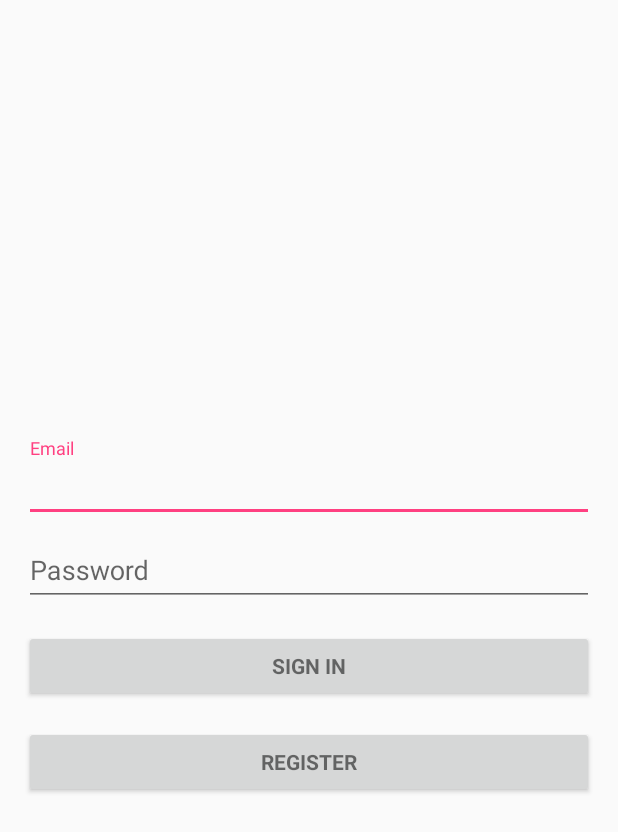
After one commit to joseayebenes/AndroidCodes, an Android app: the layout activity_login.xml on its own in the app's theme, with its tools: preview values and no code run, on a phone screen of 412 x 824 dp. The commit adds this screen. Shown: the top 832 px of the screen. Run offline under Robolectric (Android 15) with nearby library versions, the phone set to English and light mode, and no system bars.

Commit message:
Añadido Login y Gráfica de Estado

```diff
--- /dev/null
+++ b/AiOFit/app/src/main/res/layout/activity_login.xml
@@ -0,0 +1,87 @@
+<?xml version="1.0" encoding="utf-8"?>
+
+<LinearLayout xmlns:android="http://schemas.android.com/apk/res/android"
+    xmlns:tools="http://schemas.android.com/tools"
+    android:layout_width="match_parent"
+    android:layout_height="match_parent"
+    android:gravity="center|center_vertical|center_horizontal"
+    android:orientation="vertical"
+    android:paddingBottom="@dimen/activity_vertical_margin"
+    android:paddingLeft="@dimen/activity_horizontal_margin"
+    android:paddingRight="@dimen/activity_horizontal_margin"
+    android:paddingTop="@dimen/activity_vertical_margin"
+    tools:context="com.example.jeronimo.aiofit.LoginActivity">
+
+    <!-- Login progress -->
+    <ProgressBar
+        android:id="@+id/login_progress"
+        style="?android:attr/progressBarStyleLarge"
+        android:layout_width="wrap_content"
+        android:layout_height="wrap_content"
+        android:layout_marginBottom="8dp"
+        android:visibility="gone" />
+
+    <ScrollView
+        android:id="@+id/login_form"
+        android:layout_width="match_parent"
+        android:layout_height="wrap_content"
+        android:layout_gravity="center">
+
+        <LinearLayout
+            android:id="@+id/email_login_form"
+            android:layout_width="match_parent"
+            android:layout_height="wrap_content"
+            android:orientation="vertical">
+
+            <android.support.design.widget.TextInputLayout
+                android:layout_width="match_parent"
+                android:layout_height="wrap_content">
+
+                <AutoCompleteTextView
+                    android:id="@+id/email"
+                    android:layout_width="match_parent"
+                    android:layout_height="wrap_content"
+                    android:hint="@string/prompt_email"
+                    android:inputType="textEmailAddress"
+                    android:maxLines="1"
+                    android:singleLine="true" />
+
+            </android.support.design.widget.TextInputLayout>
+
+            <android.support.design.widget.TextInputLayout
+                android:layout_width="match_parent"
+                android:layout_height="wrap_content">
+
+                <EditText
+                    android:id="@+id/password"
+                    android:layout_width="match_parent"
+                    android:layout_height="wrap_content"
+                    android:hint="@string/prompt_password"
+                    android:imeActionId="@+id/login"
+                    android:imeActionLabel="@string/action_sign_in_short"
+                    android:imeOptions="actionUnspecified"
+                    android:inputType="textPassword"
+                    android:maxLines="1"
+                    android:singleLine="true" />
+
+            </android.support.design.widget.TextInputLayout>
+
+            <Button
+                android:id="@+id/sign_in_button"
+                style="?android:textAppearanceSmall"
+                android:layout_width="match_parent"
+                android:layout_height="wrap_content"
+                android:layout_marginTop="16dp"
+                android:text="@string/action_sign_in"
+                android:textStyle="bold" />
+            <Button
+                android:id="@+id/register_button"
+                style="?android:textAppearanceSmall"
+                android:layout_width="match_parent"
+                android:layout_height="wrap_content"
+                android:layout_marginTop="16dp"
+                android:text="Register"
+                android:textStyle="bold" />
+        </LinearLayout>
+    </ScrollView>
+</LinearLayout>
--- a/AiOFit/app/src/main/res/values-v21/styles.xml
+++ b/AiOFit/app/src/main/res/values-v21/styles.xml
@@ -1,4 +1,5 @@
 <resources>>
+
     <style name="AppTheme.NoActionBar">
         <item name="windowActionBar">false</item>
         <item name="windowNoTitle">true</item>
--- a/AiOFit/app/src/main/res/values/strings.xml
+++ b/AiOFit/app/src/main/res/values/strings.xml
@@ -7,7 +7,7 @@
     <string name="action_settings">Settings</string>
     <string name="action_exit">Salir</string>
 
-<!-- TODO: Remove or change this placeholder text -->
+    <!-- TODO: Remove or change this placeholder text -->
     <string name="hello_blank_fragment">Hello blank fragment</string>
     <string name="pesoView">Peso (Kg)</string>
     <string name="repView">Nº repeticiones</string>
@@ -29,4 +29,19 @@
     <string name="grGrasa">gr/kg</string>
     <string name="peso">Peso</string>
     <string name="kg">Kg</string>
+    <string name="title_activity_login">Sign in</string>
+
+    <!-- Strings related to login -->
+    <string name="prompt_email">Email</string>
+    <string name="prompt_password">Password</string>
+    <string name="action_sign_in">Sign in</string>
+    <string name="action_sign_in_short">Sign in</string>
+    <string name="error_invalid_email">This email address is invalid</string>
+    <string name="error_invalid_password">This password is too short</string>
+    <string name="error_incorrect_password">This password is incorrect</string>
+    <string name="error_field_required">This field is required</string>
+    <string name="permission_rationale">"Contacts permissions are needed for providing email
+        completions."
+    </string>
+    <string name="title_activity_register">Register</string>
 </resources>
--- a/AiOFit/app/src/main/res/values/styles.xml
+++ b/AiOFit/app/src/main/res/values/styles.xml
@@ -7,11 +7,14 @@
         <item name="colorPrimaryDark">@color/colorPrimaryDark</item>
         <item name="colorAccent">@color/colorAccent</item>
     </style>
+
     <style name="AppTheme.NoActionBar">
         <item name="windowActionBar">false</item>
         <item name="windowNoTitle">true</item>
     </style>
+
     <style name="AppTheme.AppBarOverlay" parent="ThemeOverlay.AppCompat.Dark.ActionBar" />
+
     <style name="AppTheme.PopupOverlay" parent="ThemeOverlay.AppCompat.Light" />
 
 </resources>
```
Also changed, not shown: AiOFit/app/build.gradle (+15 -0 lines), AiOFit/app/src/main/AndroidManifest.xml (+17 -3 lines), AiOFit/app/src/main/java/com/example/jeronimo/aiofit/AioFitApplication.java (added, +18 -0 lines), AiOFit/app/src/main/java/com/example/jeronimo/aiofit/LoginActivity.java (added, +325 -0 lines), AiOFit/app/src/main/java/com/example/jeronimo/aiofit/MainActivity.java (+59 -2 lines), AiOFit/app/src/main/java/com/example/jeronimo/aiofit/RegisterActivity.java (added, +50 -0 lines), AiOFit/app/src/main/res/layout/activity_register.xml (added, +73 -0 lines), AiOFit/app/src/main/res/layout/content_main.xml (+10 -0 lines), AiOFit/app/src/main/res/values/arrays.xml (added, +23 -0 lines), 1 other file.
